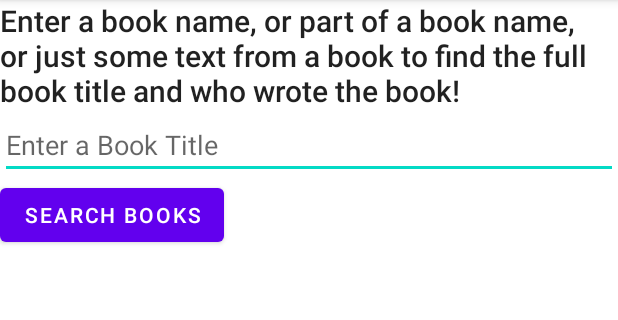
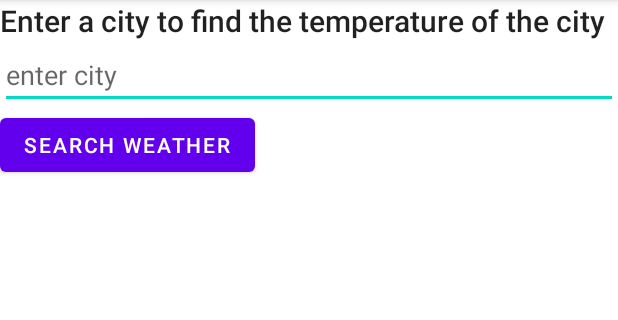
Before and after one commit to SergioSimental/FirstAppVC, an Android app: the screen it shows after launch (BookActivity before the commit, WeatherActivity after it), on a phone screen of 412 x 824 dp, the part 84-404 px from its top. Run offline under Robolectric (Android 15) with nearby library versions, the phone set to English and light mode, and no system bars.

Commit message:
Weather api service

```diff
--- /dev/null
+++ b/app/src/main/java/com/example/firstappvc/SmsReceiver.kt
@@ -0,0 +1,4 @@
+package com.example.firstappvc
+
+class SmsReceiver {
+}
--- a/app/src/main/java/com/example/firstappvc/WeatherActivity.java
+++ b/app/src/main/java/com/example/firstappvc/WeatherActivity.java
@@ -1,14 +1,30 @@
 package com.example.firstappvc;
+
+import android.os.Bundle;
+import android.view.View;
+import android.widget.EditText;
+import android.widget.TextView;
 
 import androidx.appcompat.app.AppCompatActivity;
 
-import android.os.Bundle;
-
 public class WeatherActivity extends AppCompatActivity {
+    EditText mCityInput;
+    TextView mWeatherText, mCityText;
 
     @Override
     protected void onCreate(Bundle savedInstanceState) {
         super.onCreate(savedInstanceState);
         setContentView(R.layout.activity_weather);
+
+        mCityInput = findViewById(R.id.cityInput);
+        mWeatherText = findViewById(R.id.temperature);
+        mCityText =  findViewById(R.id.cityText);
+    }
+
+    public void searchWeatherAPI(View view) {
+        String cityName = mCityInput.getText().toString();
+        String weather = mWeatherText.getText().toString();
+        FetchCityTask fetchCityTask = new FetchCityTask(mCityText, mWeatherText);
+        fetchCityTask.execute(cityName);
     }
 }
--- a/app/src/main/res/layout/activity_weather.xml
+++ b/app/src/main/res/layout/activity_weather.xml
@@ -1,9 +1,42 @@
 <?xml version="1.0" encoding="utf-8"?>
-<androidx.constraintlayout.widget.ConstraintLayout xmlns:android="http://schemas.android.com/apk/res/android"
+<LinearLayout xmlns:android="http://schemas.android.com/apk/res/android"
     xmlns:app="http://schemas.android.com/apk/res-auto"
     xmlns:tools="http://schemas.android.com/tools"
     android:layout_width="match_parent"
     android:layout_height="match_parent"
-    tools:context=".WeatherActivity">
+    tools:context=".WeatherActivity"
+    android:orientation="vertical">
 
-</androidx.constraintlayout.widget.ConstraintLayout>
+    <TextView
+        android:id="@+id/weather"
+        android:layout_width="wrap_content"
+        android:layout_height="wrap_content"
+        android:text="@string/weather"
+        android:textAppearance="@style/TextAppearance.AppCompat.Title"/>
+
+    <EditText
+        android:id="@+id/cityInput"
+        android:layout_width="match_parent"
+        android:layout_height="wrap_content"
+        android:inputType="text"
+        android:hint="@string/city_input_hint"/>
+
+    <Button
+        android:id="@+id/searchWeatherButton"
+        android:layout_width="wrap_content"
+        android:layout_height="wrap_content"
+        android:text="@string/button_weather"
+        android:onClick="searchWeatherAPI"/>
+
+    <TextView
+        android:id="@+id/cityText"
+        android:layout_width="wrap_content"
+        android:layout_height="wrap_content"
+        android:textAppearance="@style/TextAppearance.AppCompat.Headline"/>
+    <TextView
+        android:id="@+id/temperature"
+        android:layout_width="wrap_content"
+        android:layout_height="wrap_content"
+        android:textAppearance="@style/TextAppearance.AppCompat.Headline"/>
+
+</LinearLayout>
--- a/app/src/main/res/values/strings.xml
+++ b/app/src/main/res/values/strings.xml
@@ -8,4 +8,7 @@
         the full book title and who wrote the book!</string>
     <string name="button_text">Search Books</string>
     <string name="input_hint">Enter a Book Title</string>
+    <string name="city_input_hint">enter city</string>
+    <string name="weather">Enter a city to find the temperature of the city</string>
+    <string name="button_weather">Search Weather</string>
 </resources>
```
Also changed, not shown: app/src/main/AndroidManifest.xml (+8 -6 lines), app/src/main/java/com/example/firstappvc/FetchCityTask.java (added, +52 -0 lines), app/src/main/java/com/example/firstappvc/WeatherUtils.java (added, +79 -0 lines).
